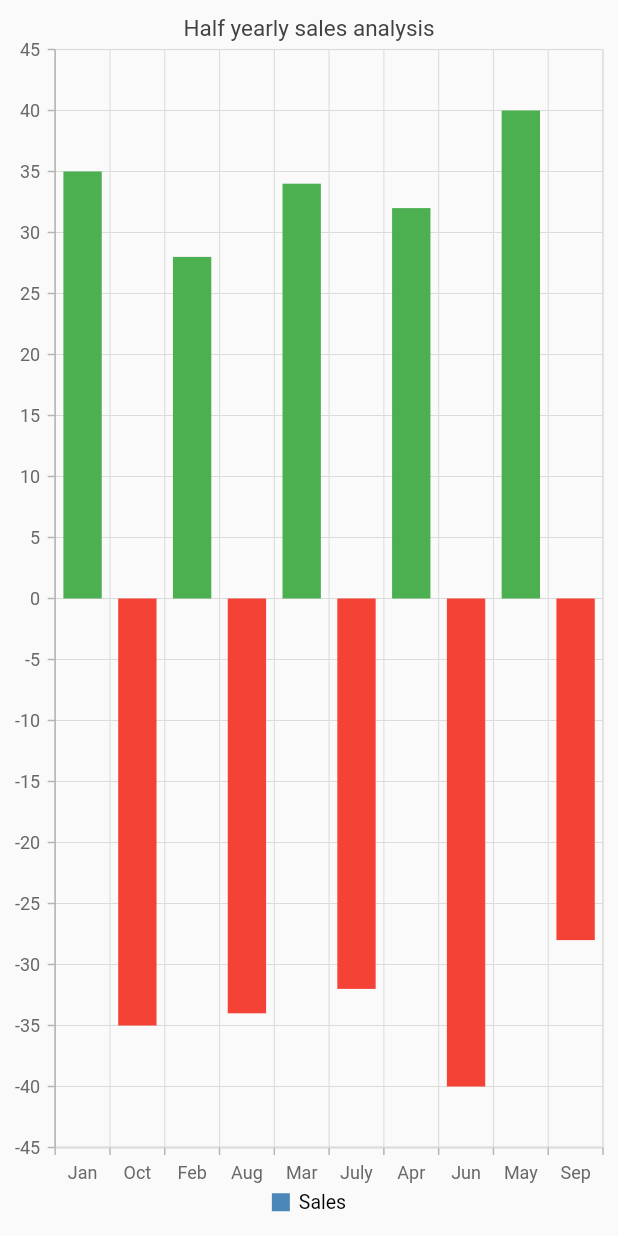
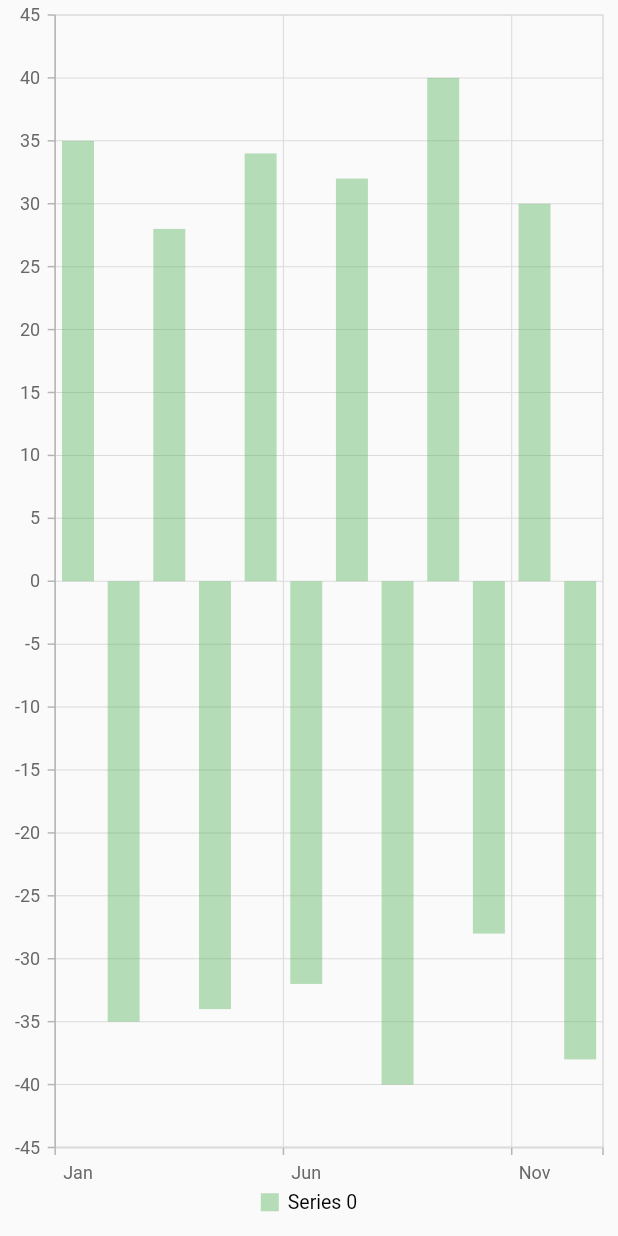
Before and after one commit to SyncfusionExamples/how-to-create-multiple-legend-items-for-a-single-column-series, a Flutter app: the screen it shows after launch, on a phone screen of 412 x 824 dp. Run offline on Flutter 3.47's test engine with Material 3 defaults, Android fonts, the phone set to English and light mode, and no system bars; our stand-ins replace syncfusion_flutter_charts; missing offline and left inert: syncfusion_flutter_core.

Commit message:
FLUT-886840-[others][flutter]: Updated code

```diff
--- a/lib/main.dart
+++ b/lib/main.dart
@@ -1,5 +1,6 @@
 import 'package:flutter/material.dart';
 import 'package:syncfusion_flutter_charts/charts.dart';
+import 'dart:ui' as ui;
 import 'package:syncfusion_flutter_core/core.dart';
 import 'package:syncfusion_flutter_charts/src/charts/common/core_legend.dart';
 
@@ -9,6 +10,7 @@
 
 class ChartApp extends StatelessWidget {
   const ChartApp({super.key});
+
   @override
   Widget build(BuildContext context) {
     return MaterialApp(
@@ -29,79 +31,103 @@
 class _MyHomePageState extends State<_MyHomePage> {
   List<_SalesData> data = [
     _SalesData('Jan', 35),
-    _SalesData('Oct', -35),
-    _SalesData('Feb', 28),
-    _SalesData('Aug', -34),
-    _SalesData('Mar', 34),
-    _SalesData('July', -32),
-    _SalesData('Apr', 32),
-    _SalesData('Jun', -40),
-    _SalesData('May', 40),
-    _SalesData('Sep', -28),
+    _SalesData('Feb', -35),
+    _SalesData('Mar', 28),
+    _SalesData('Apr', -34),
+    _SalesData('May', 34),
+    _SalesData('Jun', -32),
+    _SalesData('July', 32),
+    _SalesData('Aug', -40),
+    _SalesData('Sep', 40),
+    _SalesData('Oct', -28),
+    _SalesData('Nov', 30),
+    _SalesData('Dec', -38),
   ];
+  double _midValue = 0;
   @override
   Widget build(BuildContext context) {
     return Scaffold(
       body: SfCartesianChart(
         primaryXAxis: const CategoryAxis(),
-        title: const ChartTitle(text: 'Half yearly sales analysis'),
         legend: const Legend(isVisible: true),
+        onActualRangeChanged: (ActualRangeChangedArgs rangeChangedArgs) {
+          if (rangeChangedArgs.orientation == AxisOrientation.vertical) {
+            _midValue = rangeChangedArgs.visibleMax /
+                (rangeChangedArgs.visibleMax.abs() +
+                    rangeChangedArgs.visibleMin.abs());
+          }
+        },
         series: <CartesianSeries<_SalesData, String>>[
           ColumnSeries<_SalesData, String>(
             dataSource: data,
-            xValueMapper: (_SalesData sales, _) => sales.year,
-            yValueMapper: (_SalesData sales, _) => sales.sales,
-            pointColorMapper: (_SalesData sales, _) =>
-                sales.sales.isNegative ? Colors.red : Colors.green,
-            name: 'Sales',
+            xValueMapper: (_SalesData data, _) => data.year,
+            yValueMapper: (_SalesData data, _) => data.sales,
+            color: Colors.green.withOpacity(0.4),
+            onCreateShader: (ShaderDetails details) {
+              return ui.Gradient.linear(
+                details.rect.topCenter,
+                details.rect.bottomCenter,
+                <Color>[
+                  Colors.green,
+                  Colors.green,
+                  Colors.red,
+                  Colors.red,
+                ],
+                <double>[
+                  0,
+                  _midValue,
+                  _midValue,
+                  1,
+                ],
+              );
+            },
+            borderColor: Colors.green,
             onCreateRenderer: (series) {
-              return CustomColumnSeriesRenderer();
+              return _CustomColumnSeriesRenderer();
             },
-          )
+          ),
         ],
       ),
     );
   }
 }
 
-class CustomColumnSeriesRenderer<T, D> extends ColumnSeriesRenderer<T, D> {
-  CustomColumnSeriesRenderer();
+class _CustomColumnSeriesRenderer<T, D> extends ColumnSeriesRenderer<T, D> {
+  _CustomColumnSeriesRenderer();
 
-  bool isToggled = false;
-  List<String> legendText = ['Positive', 'Negative'];
-  List<Color> iconPalette = [Colors.green, Colors.red];
+  final List<String> _legendText = ['Positive', 'Negative'];
+  final List<Color> _iconPalette = [Colors.green, Colors.red];
+  bool positiveVisible = true;
+  bool negativeVisible = true;
 
   @override
   List<LegendItem>? buildLegendItems(int index) {
-    List<LegendItem> items = <LegendItem>[];
-    int i = 0;
-    for (i; i < 2; i++) {
-      LegendItem item = LegendItem(
-          text: legendText[i],
-          iconType: ShapeMarkerType.rectangle,
-          iconColor: iconPalette[i],
-          onTap: _handleLegendItemTapped,
-          iconBorderWidth: 1);
-      items.add(item);
-    }
-    return items;
+    return List<LegendItem>.generate(_legendText.length, (i) {
+      return LegendItem(
+        text: _legendText[i],
+        iconType: ShapeMarkerType.rectangle,
+        iconColor: _iconPalette[i],
+        onTap: (LegendItem item, bool isToggled) {
+          _handleLegendItemTapped(i);
+        },
+        iconBorderWidth: 1,
+      );
+    });
   }
 
-  void _handleLegendItemTapped(LegendItem item, bool isToggled) {
-    for (int i = 0; i < segments.length; i++) {
-      ColumnSegment segment = segments[i] as ColumnSegment;
-      bool isPositive = item.text == 'Positive' && !segment.y.isNegative;
-      bool isNegative = item.text == 'Negative' && segment.y.isNegative;
-      if (isPositive) {
-        segment.isVisible = !isToggled;
-      } else if (isNegative) {
-        segment.isVisible = !isToggled;
-      }
-      if (segment.isVisible == !isPositive) {
-        item.onToggled?.call();
-      }
-      if (segment.isVisible == !isNegative) {
-        item.onToggled?.call();
+  void _handleLegendItemTapped(int index) {
+    if (index == 0) {
+      positiveVisible = !positiveVisible;
+    } else if (index == 1) {
+      negativeVisible = !negativeVisible;
+    }
+
+    for (ChartSegment segment in segments) {
+      ColumnSegment segmentTyped = segment as ColumnSegment;
+      if (segmentTyped.y.isNegative) {
+        segmentTyped.isVisible = negativeVisible;
+      } else {
+        segmentTyped.isVisible = positiveVisible;
       }
     }
 
@@ -110,20 +136,12 @@
 
   @override
   ColumnSegment<T, D> createSegment() {
-    return CustomColumnSegment<T, D>();
+    return _CustomColumnSegment<T, D>();
   }
 }
 
-class CustomColumnSegment<T, D> extends ColumnSegment<T, D> {
-  CustomColumnSegment();
-
-  @override
-  void transformValues() {
-    if (!series.segmentAt(currentSegmentIndex).isVisible) {
-      return;
-    }
-    super.transformValues();
-  }
+class _CustomColumnSegment<T, D> extends ColumnSegment<T, D> {
+  _CustomColumnSegment();
 
   @override
   void onPaint(Canvas canvas) {
--- a/pubspec.yaml
+++ b/pubspec.yaml
@@ -30,7 +30,7 @@
 dependencies:
   flutter:
     sdk: flutter
-  syncfusion_flutter_charts: ^26.1.40
+  syncfusion_flutter_charts: ^26.2.8
 
 
   # The following adds the Cupertino Icons font to your application.
```
Also changed, not shown: pubspec.lock.
